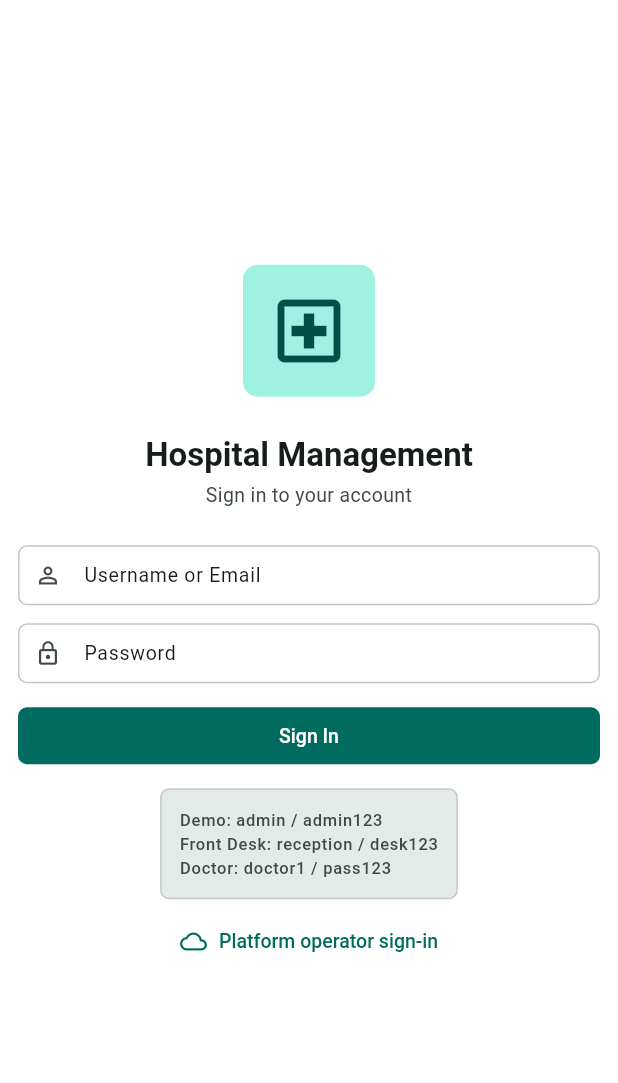
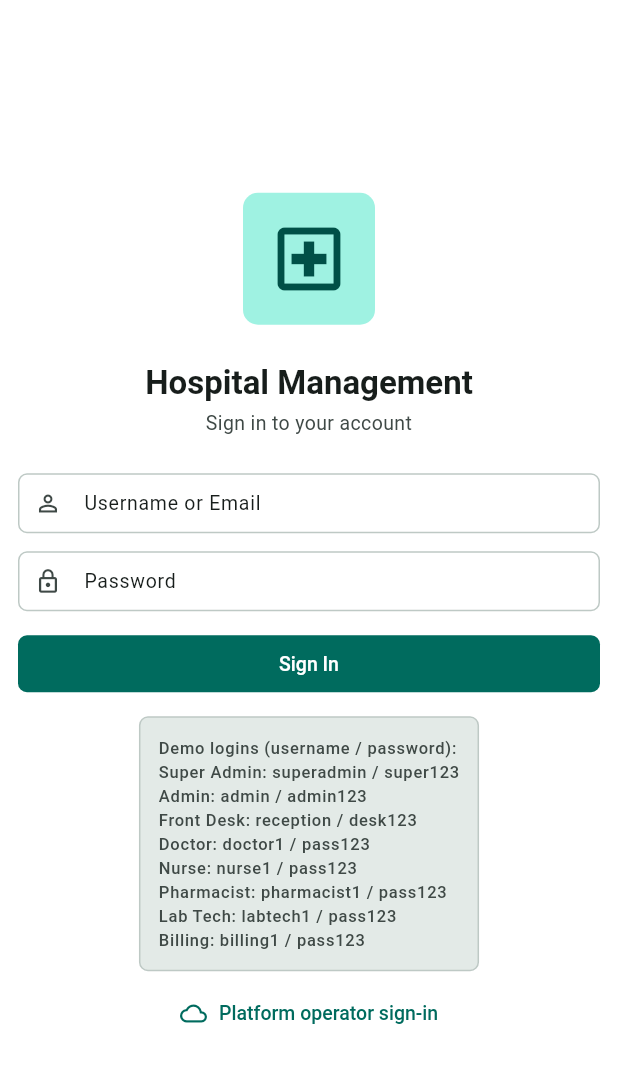
Before and after one commit to DileepJexpert/katixo-hospital-os, a Flutter app: the screen it shows after launch, on a phone screen of 412 x 824 dp, the part 78-1161 px from its top. Run offline on Flutter 3.47's test engine with Material 3 defaults, Android fonts, the phone set to English and light mode, and no system bars; our stand-ins replace go_router, shared_preferences; missing offline and left inert: dart:html; accounts and stored records are empty.

Commit message:
Login: list all 8 demo staff logins in the hint (not just 3)
The hint box showed only admin / reception / doctor1, making it look like
only 3 users exist. It now lists every seeded staff login (Super Admin, Admin,
Front Desk, Doctor, Nurse, Pharmacist, Lab Tech, Billing); the platform toggle
still shows platformadmin / platform123.

Co-Authored-By: Claude Opus 4.8 (1M context) <noreply@anthropic.com>
Claude-Session: https://claude.ai/code/session_013ZACsdEe9qGu7DMNxpSjdy

```diff
--- a/katixo-hospital-app/lib/features/auth/login_screen.dart
+++ b/katixo-hospital-app/lib/features/auth/login_screen.dart
@@ -269,8 +269,16 @@ class _LoginScreenState extends State<LoginScreen> {
                     ),
                     child: Text(
                       _platformMode
-                          ? 'Demo operator: platformadmin / platform123'
-                          : 'Demo: admin / admin123\nFront Desk: reception / desk123\nDoctor: doctor1 / pass123',
+                          ? 'Demo operator:\nplatformadmin / platform123'
+                          : 'Demo logins (username / password):\n'
+                              'Super Admin: superadmin / super123\n'
+                              'Admin: admin / admin123\n'
+                              'Front Desk: reception / desk123\n'
+                              'Doctor: doctor1 / pass123\n'
+                              'Nurse: nurse1 / pass123\n'
+                              'Pharmacist: pharmacist1 / pass123\n'
+                              'Lab Tech: labtech1 / pass123\n'
+                              'Billing: billing1 / pass123',
                       style: theme.textTheme.labelSmall
                           ?.copyWith(color: scheme.onSurfaceVariant),
                     ),
```
